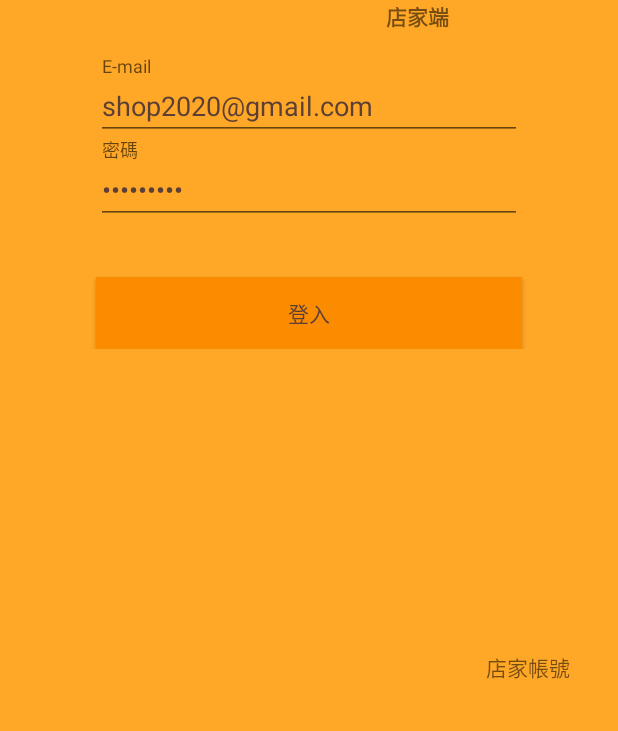
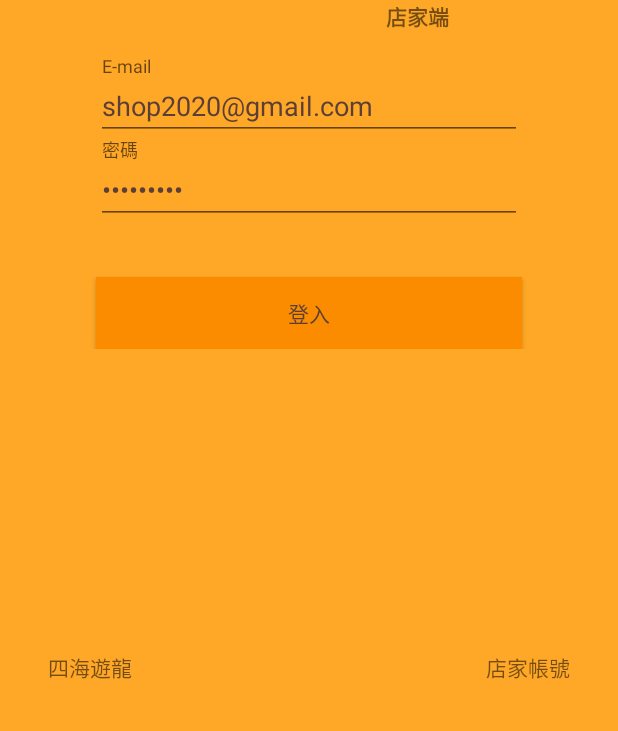
Before and after one commit to DP103G3/itfood_shop, an Android app: the screen it shows after launch (MainActivity), after a tap on "店家帳號", on a phone screen of 412 x 824 dp, the part 505-1236 px from its top. Run offline under Robolectric (Android 15) with nearby library versions, the phone set to English and light mode, and no system bars; our stand-ins replace navigation-ui; libraries missing offline, so code that uses them is left out: org.java_websocket.client, org.java_websocket.drafts, org.java_websocket.handshake; 6 statements that could not run were skipped.

Commit message:
在登入中加入一鍵輸入四海遊龍的按鈕

```diff
--- a/app/src/main/java/tw/dp103g3/itfood_shop/LoginFragment.java
+++ b/app/src/main/java/tw/dp103g3/itfood_shop/LoginFragment.java
@@ -37,7 +37,7 @@ public class LoginFragment extends Fragment {
     private BottomNavigationView bottomNavigationView;
     private EditText etEmail, etPassword;
     private Button btLogin;
-    private TextView tvShopInput;
+    private TextView tvShopInput, tvSiHaiInput;
     private String textEmail, textPassword;
     private CommonTask loginTask;
 
@@ -58,6 +58,7 @@ public class LoginFragment extends Fragment {
     public void onViewCreated(@NonNull View view, @Nullable Bundle savedInstanceState) {
         handledViews(view);
         bottomNavigationView.setVisibility(View.GONE);
+        tvSiHaiInput = view.findViewById(R.id.tvSiHaiInput);
         tvShopInput = view.findViewById(R.id.tvShopInput);
         //設定按下文字後輸入預設管理帳號
         tvShopInput.setOnClickListener(new View.OnClickListener() {
@@ -67,6 +68,12 @@ public class LoginFragment extends Fragment {
                 etPassword.setText(R.string.shopPasswordInput);
             }
         });
+
+        tvSiHaiInput.setOnClickListener(v -> {
+            etEmail.setText("sihaizhongyang@gmail.com");
+            etPassword.setText("sihai");
+        });
+
         etEmail.setOnFocusChangeListener((v, hasFocus) -> {
             if (!hasFocus) {
                 textEmail = etEmail.getText().toString().trim().toLowerCase();
--- a/app/src/main/java/tw/dp103g3/itfood_shop/order/OrderFragment.java
+++ b/app/src/main/java/tw/dp103g3/itfood_shop/order/OrderFragment.java
@@ -340,7 +340,7 @@ public class OrderFragment extends Fragment {
                     holder.divider6.setVisibility(View.VISIBLE);
                     holder.divider7.setVisibility(View.VISIBLE);
                     holder.btAction.setVisibility(View.VISIBLE);
-                    holder.btAction.setText(getString(R.string.textComplete));
+                    holder.btAction.setText("製作完成");
                     holder.btCancel.setVisibility(View.GONE);
                     if ((del_id == -1) && order.getOrder_type() != 0) {
                         holder.btAction.setEnabled(false);
--- a/app/src/main/res/layout/fragment_login.xml
+++ b/app/src/main/res/layout/fragment_login.xml
@@ -20,8 +20,9 @@
             android:layout_width="wrap_content"
             android:layout_height="wrap_content"
             android:orientation="vertical"
+            app:layout_constraintEnd_toEndOf="parent"
             app:layout_constraintStart_toStartOf="parent"
-            app:layout_constraintEnd_toEndOf="parent">
+            app:layout_constraintTop_toTopOf="parent">
 
             <ImageView
                 android:layout_width="wrap_content"
@@ -31,8 +32,8 @@
             <TextView
                 android:layout_width="wrap_content"
                 android:layout_height="wrap_content"
+                android:layout_gravity="end"
                 android:text="@string/textShopSide"
-                android:layout_gravity="end"
                 android:textStyle="bold" />
 
         </LinearLayout>
@@ -102,4 +103,14 @@
         android:text="店家帳號"
         app:layout_constraintBottom_toBottomOf="parent"
         app:layout_constraintEnd_toEndOf="parent" />
+
+    <TextView
+        android:id="@+id/tvSiHaiInput"
+        android:layout_width="wrap_content"
+        android:layout_height="wrap_content"
+        android:layout_marginStart="32dp"
+        android:layout_marginBottom="32dp"
+        android:text="四海遊龍"
+        app:layout_constraintBottom_toBottomOf="parent"
+        app:layout_constraintStart_toStartOf="parent" />
 </androidx.constraintlayout.widget.ConstraintLayout>
```
